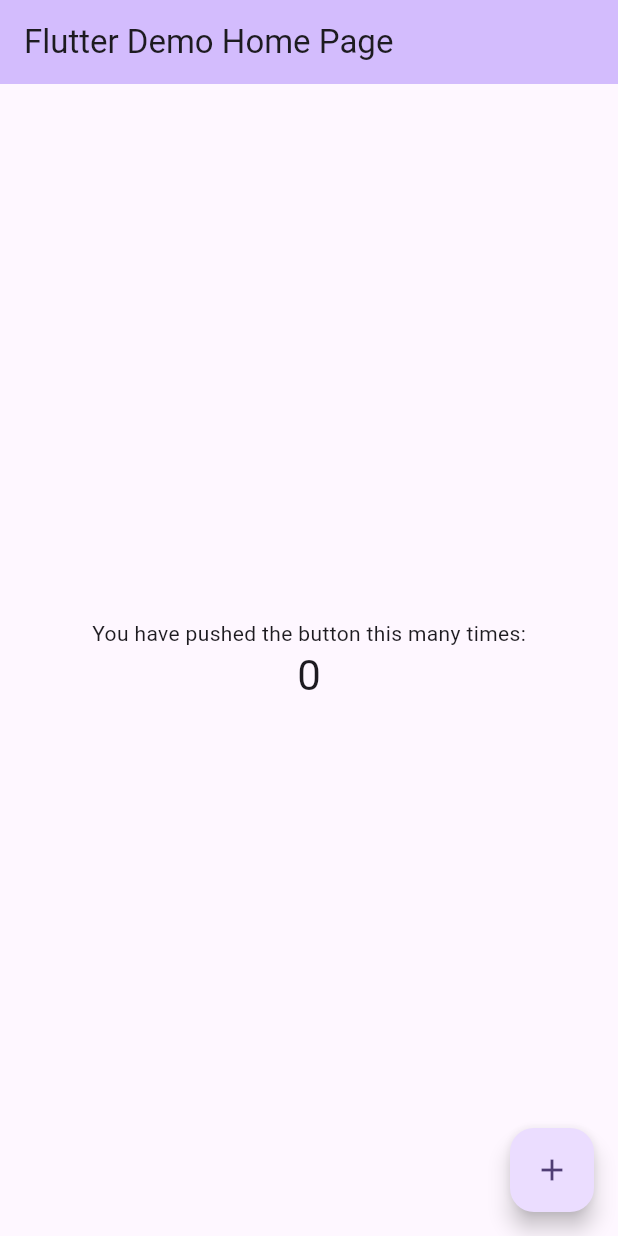
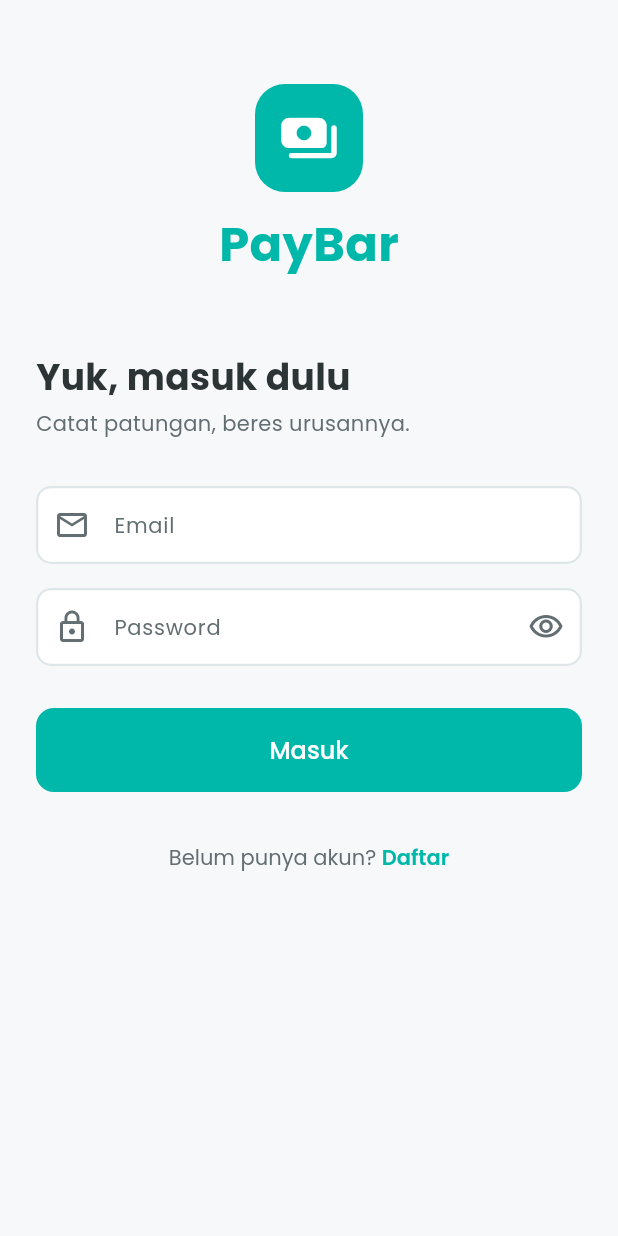
Before and after one commit to CarolusNathanell/PPBE-02-PayBar, a Flutter app: the screen it shows after launch, on a phone screen of 412 x 824 dp. Run offline on Flutter 3.47's test engine with Material 3 defaults, Android fonts, the phone set to English and light mode, and no system bars; our stand-ins replace cloud_firestore, firebase_auth, firebase_core, google_fonts; accounts and stored records are empty.

Commit message:
add : authentication (Login & Register)

```diff
--- /dev/null
+++ b/lib/features/auth/data/auth_service.dart
@@ -0,0 +1,44 @@
+import 'package:cloud_firestore/cloud_firestore.dart';
+import 'package:firebase_auth/firebase_auth.dart';
+
+class AuthService {
+  final _auth = FirebaseAuth.instance;
+  final _firestore = FirebaseFirestore.instance;
+
+  Stream<User?> get authStateChanges => _auth.authStateChanges();
+
+  User? get currentUser => _auth.currentUser;
+
+  Future<UserCredential> login({
+    required String email,
+    required String password,
+  }) {
+    return _auth.signInWithEmailAndPassword(
+      email: email.trim(),
+      password: password,
+    );
+  }
+
+  Future<UserCredential> register({
+    required String name,
+    required String email,
+    required String password,
+  }) async {
+    final credential = await _auth.createUserWithEmailAndPassword(
+      email: email.trim(),
+      password: password,
+    );
+
+    // Simpan profil awal ke Firestore; fcmToken diisi saat setup notifikasi
+    await _firestore.collection('users').doc(credential.user!.uid).set({
+      'name': name.trim(),
+      'email': email.trim(),
+      'createdAt': FieldValue.serverTimestamp(),
+      'fcmToken': '',
+    });
+
+    return credential;
+  }
+
+  Future<void> signOut() => _auth.signOut();
+}
--- /dev/null
+++ b/lib/features/auth/presentation/screens/login_screen.dart
@@ -0,0 +1,221 @@
+import 'package:firebase_auth/firebase_auth.dart';
+import 'package:flutter/material.dart';
+import 'package:paybar_app/core/theme/app_colors.dart';
+import 'package:paybar_app/core/theme/app_typography.dart';
+import 'package:paybar_app/features/auth/data/auth_service.dart';
+import 'register_screen.dart';
+
+class LoginScreen extends StatefulWidget {
+  const LoginScreen({super.key});
+
+  @override
+  State<LoginScreen> createState() => _LoginScreenState();
+}
+
+class _LoginScreenState extends State<LoginScreen> {
+  final _formKey = GlobalKey<FormState>();
+  final _emailController = TextEditingController();
+  final _passwordController = TextEditingController();
+  final _authService = AuthService();
+
+  bool _isLoading = false;
+  bool _obscurePassword = true;
+
+  @override
+  void dispose() {
+    _emailController.dispose();
+    _passwordController.dispose();
+    super.dispose();
+  }
+
+  Future<void> _login() async {
+    if (!_formKey.currentState!.validate()) return;
+    setState(() => _isLoading = true);
+    try {
+      await _authService.login(
+        email: _emailController.text,
+        password: _passwordController.text,
+      );
+      // StreamBuilder di main.dart otomatis redirect ke HomeScreen
+    } on FirebaseAuthException catch (e) {
+      if (!mounted) return;
+      _showError(_mapFirebaseError(e.code));
+    } catch (_) {
+      if (!mounted) return;
+      _showError('Aduh, ada gangguan. Coba lagi ya.');
+    } finally {
+      if (mounted) setState(() => _isLoading = false);
+    }
+  }
+
+  String _mapFirebaseError(String code) {
+    switch (code) {
+      case 'user-not-found':
+      case 'wrong-password':
+      case 'invalid-credential':
+        return 'Email atau password salah. Coba lagi ya.';
+      case 'user-disabled':
+        return 'Akun ini dinonaktifkan. Hubungi kami untuk bantuan.';
+      case 'too-many-requests':
+        return 'Terlalu banyak percobaan. Tunggu sebentar ya.';
+      default:
+        return 'Aduh, ada gangguan. Coba lagi ya.';
+    }
+  }
+
+  void _showError(String message) {
+    ScaffoldMessenger.of(context).showSnackBar(
+      SnackBar(content: Text(message)),
+    );
+  }
+
+  @override
+  Widget build(BuildContext context) {
+    return Scaffold(
+      body: SafeArea(
+        child: SingleChildScrollView(
+          padding: const EdgeInsets.symmetric(horizontal: 24),
+          child: Column(
+            crossAxisAlignment: CrossAxisAlignment.start,
+            children: [
+              const SizedBox(height: 56),
+
+              // Logo & nama aplikasi
+              Center(
+                child: Column(
+                  children: [
+                    Container(
+                      width: 72,
+                      height: 72,
+                      decoration: BoxDecoration(
+                        color: AppColors.primary,
+                        borderRadius: BorderRadius.circular(20),
+                      ),
+                      child: const Icon(
+                        Icons.payments_rounded,
+                        color: AppColors.white,
+                        size: 40,
+                      ),
+                    ),
+                    const SizedBox(height: 12),
+                    Text(
+                      'PayBar',
+                      style: AppTypography.display.copyWith(color: AppColors.primary),
+                    ),
+                  ],
+                ),
+              ),
+
+              const SizedBox(height: 48),
+              Text('Yuk, masuk dulu', style: AppTypography.h1),
+              const SizedBox(height: 4),
+              Text(
+                'Catat patungan, beres urusannya.',
+                style: AppTypography.body.copyWith(color: AppColors.textSecondary),
+              ),
+              const SizedBox(height: 32),
+
+              // Form
+              Form(
+                key: _formKey,
+                child: Column(
+                  children: [
+                    TextFormField(
+                      controller: _emailController,
+                      keyboardType: TextInputType.emailAddress,
+                      textInputAction: TextInputAction.next,
+                      decoration: const InputDecoration(
+                        labelText: 'Email',
+                        hintText: 'nama@email.com',
+                        prefixIcon: Icon(Icons.email_outlined),
+                      ),
+                      validator: (val) {
+                        if (val == null || val.trim().isEmpty) {
+                          return 'Email tidak boleh kosong';
+                        }
+                        if (!RegExp(r'^[\w\-.]+@([\w-]+\.)+[\w-]{2,}$')
+                            .hasMatch(val.trim())) {
+                          return 'Format email tidak valid';
+                        }
+                        return null;
+                      },
+                    ),
+                    const SizedBox(height: 16),
+                    TextFormField(
+                      controller: _passwordController,
+                      obscureText: _obscurePassword,
+                      textInputAction: TextInputAction.done,
+                      onFieldSubmitted: (_) => _login(),
+                      decoration: InputDecoration(
+                        labelText: 'Password',
+                        hintText: 'Minimal 6 karakter',
+                        prefixIcon: const Icon(Icons.lock_outline),
+                        suffixIcon: IconButton(
+                          icon: Icon(
+                            _obscurePassword
+                                ? Icons.visibility_outlined
+                                : Icons.visibility_off_outlined,
+                          ),
+                          onPressed: () =>
+                              setState(() => _obscurePassword = !_obscurePassword),
+                        ),
+                      ),
+                      validator: (val) {
+                        if (val == null || val.isEmpty) {
+                          return 'Password tidak boleh kosong';
+                        }
+                        if (val.length < 6) return 'Password minimal 6 karakter';
+                        return null;
+                      },
+                    ),
+                    const SizedBox(height: 28),
+                    ElevatedButton(
+                      onPressed: _isLoading ? null : _login,
+                      child: _isLoading
+                          ? const SizedBox(
+                              width: 20,
+                              height: 20,
+                              child: CircularProgressIndicator(
+                                color: AppColors.white,
+                                strokeWidth: 2,
+                              ),
+                            )
+                          : const Text('Masuk'),
+                    ),
+                  ],
+                ),
+              ),
+
+              const SizedBox(height: 20),
+              Center(
+                child: TextButton(
+                  onPressed: () => Navigator.of(context).push(
+                    MaterialPageRoute(builder: (_) => const RegisterScreen()),
+                  ),
+                  child: RichText(
+                    text: TextSpan(
+                      style: AppTypography.body.copyWith(
+                        color: AppColors.textSecondary,
+                      ),
+                      children: [
+                        const TextSpan(text: 'Belum punya akun? '),
+                        TextSpan(
+                          text: 'Daftar',
+                          style: AppTypography.body.copyWith(
+                            color: AppColors.primary,
+                            fontWeight: FontWeight.w600,
+                          ),
+                        ),
+                      ],
+                    ),
+                  ),
+                ),
+              ),
+              const SizedBox(height: 24),
+            ],
+          ),
+        ),
+      ),
+    );
+  }
+}
--- a/lib/main.dart
+++ b/lib/main.dart
@@ -1,121 +1,37 @@
+import 'package:firebase_auth/firebase_auth.dart';
+import 'package:firebase_core/firebase_core.dart';
 import 'package:flutter/material.dart';
+import 'package:paybar_app/core/theme/app_theme.dart';
+import 'package:paybar_app/features/auth/presentation/screens/login_screen.dart';
+import 'package:paybar_app/features/home/presentation/screens/home_screen.dart';
+import 'firebase_options.dart';
 
-void main() {
+void main() async {
+  WidgetsFlutterBinding.ensureInitialized();
+  await Firebase.initializeApp(options: DefaultFirebaseOptions.currentPlatform);
   runApp(const MyApp());
 }
 
 class MyApp extends StatelessWidget {
   const MyApp({super.key});
 
-  // This widget is the root of your application.
   @override
   Widget build(BuildContext context) {
     return MaterialApp(
-      title: 'Flutter Demo',
-      theme: ThemeData(
-        // This is the theme of your application.
-        //
-        // TRY THIS: Try running your application with "flutter run". You'll see
-        // the application has a purple toolbar. Then, without quitting the app,
-        // try changing the seedColor in the colorScheme below to Colors.green
-        // and then invoke "hot reload" (save your changes or press the "hot
-        // reload" button in a Flutter-supported IDE, or press "r" if you used
-        // the command line to start the app).
-        //
-        // Notice that the counter didn't reset back to zero; the application
-        // state is not lost during the reload. To reset the state, use hot
-        // restart instead.
-        //
-        // This works for code too, not just values: Most code changes can be
-        // tested with just a hot reload.
-        colorScheme: .fromSeed(seedColor: Colors.deepPurple),
-      ),
-      home: const MyHomePage(title: 'Flutter Demo Home Page'),
-    );
-  }
-}
-
-class MyHomePage extends StatefulWidget {
-  const MyHomePage({super.key, required this.title});
-
-  // This widget is the home page of your application. It is stateful, meaning
-  // that it has a State object (defined below) that contains fields that affect
-  // how it looks.
-
-  // This class is the configuration for the state. It holds the values (in this
-  // case the title) provided by the parent (in this case the App widget) and
-  // used by the build method of the State. Fields in a Widget subclass are
-  // always marked "final".
-
-  final String title;
-
-  @override
-  State<MyHomePage> createState() => _MyHomePageState();
-}
-
-class _MyHomePageState extends State<MyHomePage> {
-  int _counter = 0;
-
-  void _incrementCounter() {
-    setState(() {
-      // This call to setState tells the Flutter framework that something has
-      // changed in this State, which causes it to rerun the build method below
-      // so that the display can reflect the updated values. If we changed
-      // _counter without calling setState(), then the build method would not be
-      // called again, and so nothing would appear to happen.
-      _counter++;
-    });
-  }
-
-  @override
-  Widget build(BuildContext context) {
-    // This method is rerun every time setState is called, for instance as done
-    // by the _incrementCounter method above.
-    //
-    // The Flutter framework has been optimized to make rerunning build methods
-    // fast, so that you can just rebuild anything that needs updating rather
-    // than having to individually change instances of widgets.
-    return Scaffold(
-      appBar: AppBar(
-        // TRY THIS: Try changing the color here to a specific color (to
-        // Colors.amber, perhaps?) and trigger a hot reload to see the AppBar
-        // change color while the other colors stay the same.
-        backgroundColor: Theme.of(context).colorScheme.inversePrimary,
-        // Here we take the value from the MyHomePage object that was created by
-        // the App.build method, and use it to set our appbar title.
-        title: Text(widget.title),
-      ),
-      body: Center(
-        // Center is a layout widget. It takes a single child and positions it
-        // in the middle of the parent.
-        child: Column(
-          // Column is also a layout widget. It takes a list of children and
-          // arranges them vertically. By default, it sizes itself to fit its
-          // children horizontally, and tries to be as tall as its parent.
-          //
-          // Column has various properties to control how it sizes itself and
-          // how it positions its children. Here we use mainAxisAlignment to
-          // center the children vertically; the main axis here is the vertical
-          // axis because Columns are vertical (the cross axis would be
-          // horizontal).
-          //
-          // TRY THIS: Invoke "debug painting" (choose the "Toggle Debug Paint"
-          // action in the IDE, or press "p" in the console), to see the
-          // wireframe for each widget.
-          mainAxisAlignment: .center,
-          children: [
-            const Text('You have pushed the button this many times:'),
-            Text(
-              '$_counter',
-              style: Theme.of(context).textTheme.headlineMedium,
-            ),
-          ],
-        ),
-      ),
-      floatingActionButton: FloatingActionButton(
-        onPressed: _incrementCounter,
-        tooltip: 'Increment',
-        child: const Icon(Icons.add),
+      title: 'PayBar',
+      theme: AppTheme.light,
+      debugShowCheckedModeBanner: false,
+      home: StreamBuilder<User?>(
+        stream: FirebaseAuth.instance.authStateChanges(),
+        builder: (context, snapshot) {
+          if (snapshot.connectionState == ConnectionState.waiting) {
+            return const Scaffold(
+              body: Center(child: CircularProgressIndicator()),
+            );
+          }
+          if (snapshot.hasData) return const HomeScreen();
+          return const LoginScreen();
+        },
       ),
     );
   }
```
Also changed, not shown: lib/features/auth/presentation/screens/register_screen.dart (added, +245 -0 lines), lib/features/home/presentation/screens/home_screen.dart (added, +63 -0 lines), lib/firebase_options.dart.
